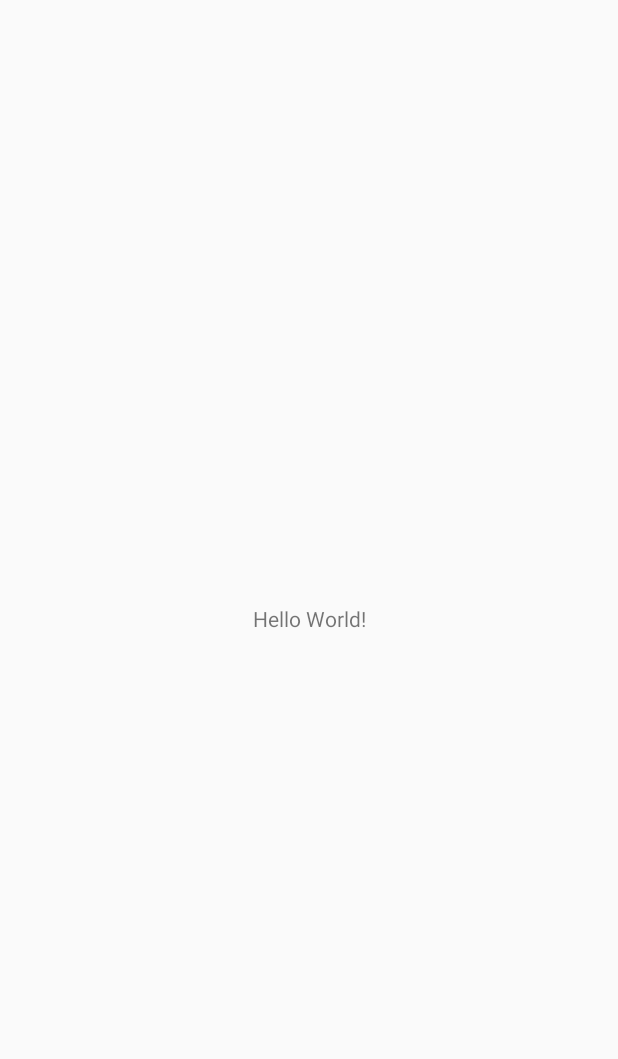
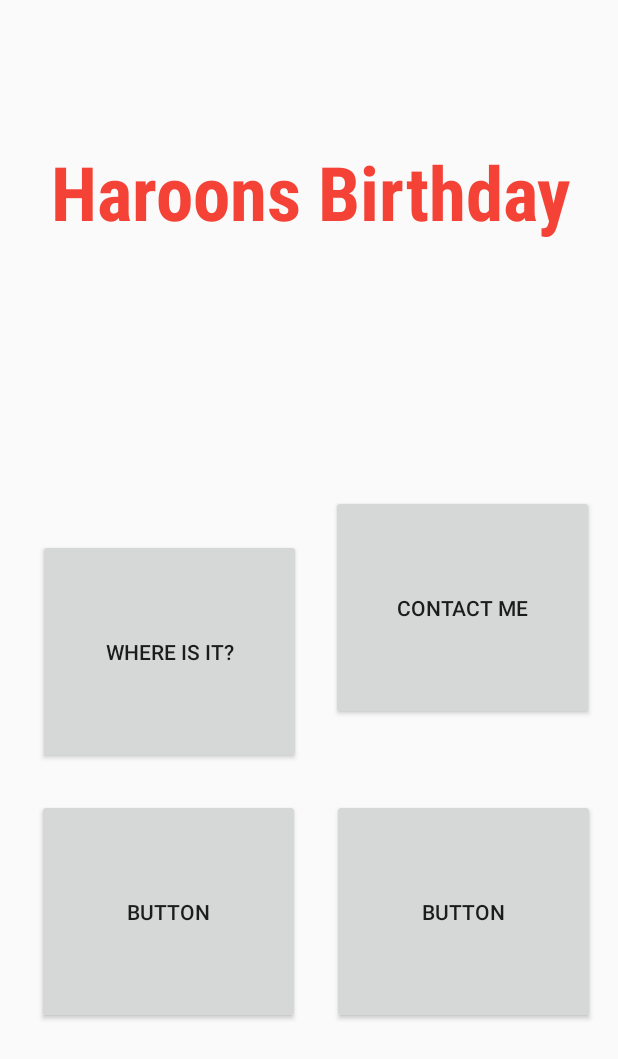
Before and after one commit to Haroon01/BirthdayApp, an Android app: the screen it shows after launch (MainActivity), on a phone screen of 412 x 824 dp. Before the commit the part shown is almost empty. Shown: the top 1059 px of the screen. Run offline under Robolectric (Android 15) with nearby library versions, the phone set to English and light mode, and no system bars.

Commit message:
started main screen

```diff
--- a/app/build.gradle
+++ b/app/build.gradle
@@ -31,4 +31,5 @@ dependencies {
     testImplementation 'junit:junit:4.12'
     androidTestImplementation 'androidx.test.ext:junit:1.1.1'
     androidTestImplementation 'androidx.test.espresso:espresso-core:3.2.0'
+    implementation 'com.google.android.gms:play-services-ads:19.0.1'
 }
--- a/app/src/main/res/layout/activity_main.xml
+++ b/app/src/main/res/layout/activity_main.xml
@@ -6,13 +6,76 @@
     android:layout_height="match_parent"
     tools:context=".MainActivity">
 
+    <Button
+        android:id="@+id/button5"
+        android:layout_width="175dp"
+        android:layout_height="150dp"
+        android:text="Button"
+        app:layout_constraintBottom_toBottomOf="parent"
+        app:layout_constraintEnd_toEndOf="parent"
+        app:layout_constraintHorizontal_bias="0.936"
+        app:layout_constraintStart_toStartOf="parent"
+        app:layout_constraintTop_toTopOf="parent"
+        app:layout_constraintVertical_bias="0.79" />
+
+    <Button
+        android:id="@+id/btnLocate"
+        android:layout_width="175dp"
+        android:layout_height="150dp"
+        android:layout_marginStart="25dp"
+        android:layout_marginEnd="20dp"
+        android:layout_marginBottom="23dp"
+        android:text="@string/btn_location"
+        app:layout_constraintBottom_toTopOf="@+id/button6"
+        app:layout_constraintEnd_toStartOf="@+id/btnContact"
+        app:layout_constraintStart_toStartOf="parent"
+        app:layout_constraintTop_toTopOf="parent"
+        app:layout_constraintVertical_bias="1.0" />
+
+    <Button
+        android:id="@+id/btnContact"
+        android:layout_width="175dp"
+        android:layout_height="150dp"
+        android:layout_marginStart="15dp"
+        android:layout_marginTop="17dp"
+        android:text="@string/btn_contact"
+        app:layout_constraintBottom_toBottomOf="parent"
+        app:layout_constraintEnd_toEndOf="parent"
+        app:layout_constraintHorizontal_bias="0.927"
+        app:layout_constraintStart_toStartOf="parent"
+        app:layout_constraintTop_toTopOf="parent"
+        app:layout_constraintVertical_bias="0.476" />
+
+    <Button
+        android:id="@+id/button6"
+        android:layout_width="175dp"
+        android:layout_height="150dp"
+        android:text="Button"
+        app:layout_constraintBottom_toBottomOf="parent"
+        app:layout_constraintEnd_toEndOf="parent"
+        app:layout_constraintHorizontal_bias="0.105"
+        app:layout_constraintStart_toStartOf="parent"
+        app:layout_constraintTop_toTopOf="parent"
+        app:layout_constraintVertical_bias="0.79" />
+
     <TextView
+        android:id="@+id/textView"
         android:layout_width="wrap_content"
         android:layout_height="wrap_content"
-        android:text="Hello World!"
-        app:layout_constraintBottom_toBottomOf="parent"
-        app:layout_constraintLeft_toLeftOf="parent"
-        app:layout_constraintRight_toRightOf="parent"
-        app:layout_constraintTop_toTopOf="parent" />
+        android:layout_marginStart="177dp"
+        android:layout_marginTop="94dp"
+        android:layout_marginEnd="176dp"
+        android:layout_marginBottom="173dp"
+        android:fontFamily="sans-serif-condensed-medium"
+        android:text="@string/splash_text"
+        android:textAlignment="center"
+        android:textColor="#F44336"
+        android:textSize="50sp"
+        android:textStyle="bold"
+        app:layout_constraintBottom_toTopOf="@+id/btnLocate"
+        app:layout_constraintEnd_toEndOf="parent"
+        app:layout_constraintStart_toStartOf="parent"
+        app:layout_constraintTop_toTopOf="parent"
+        app:layout_constraintVertical_bias="0.0" />
 
 </androidx.constraintlayout.widget.ConstraintLayout>
--- a/app/src/main/res/values/strings.xml
+++ b/app/src/main/res/values/strings.xml
@@ -1,4 +1,7 @@
 <resources>
     <string name="app_name">My Birthday</string>
     <string name="splash_text">Haroons Birthday</string>
+    <string name="btn_contact">Contact Me</string>
+    <string name="btn_location">Where is it?</string>
+
 </resources>
```
